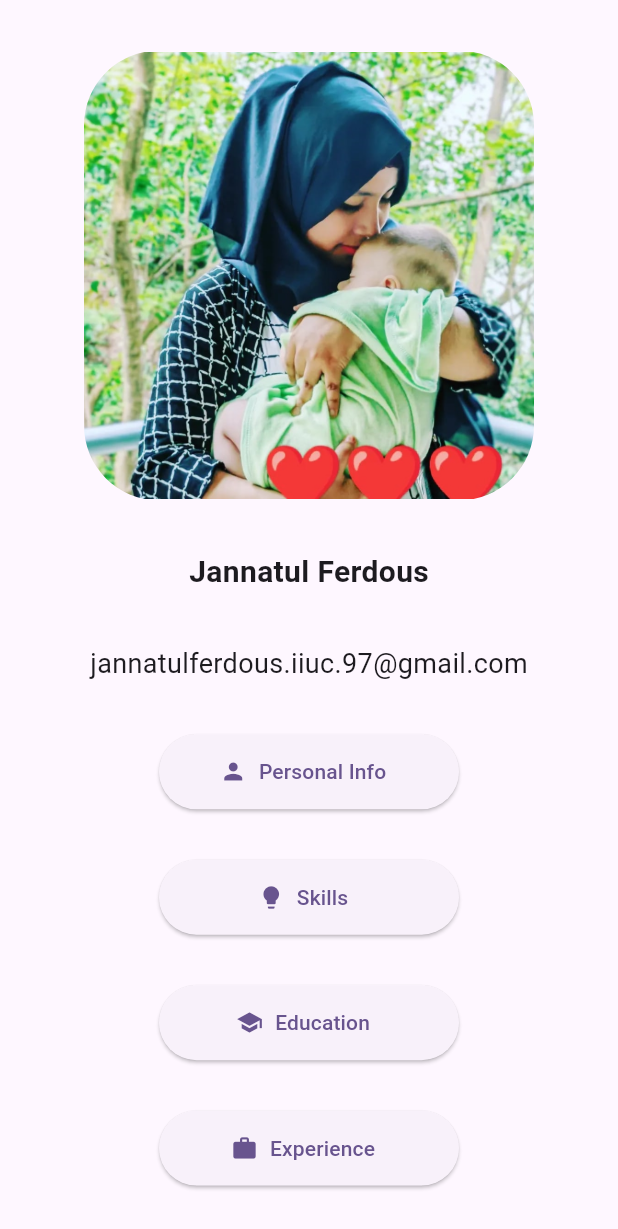
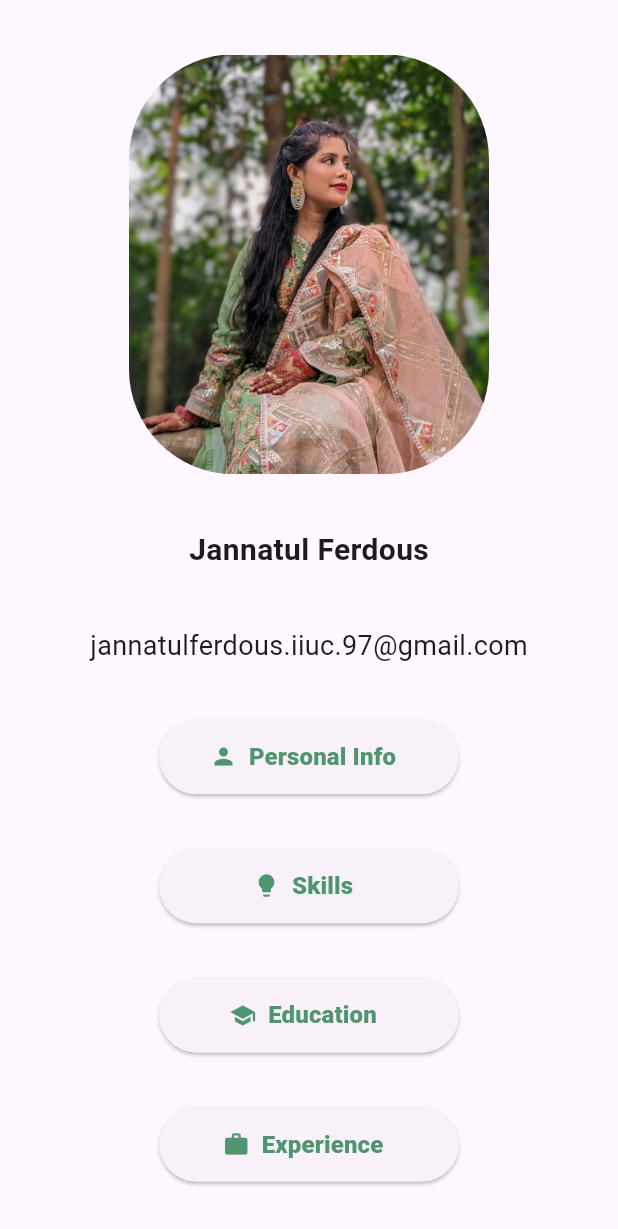
Before and after one commit to jannatulferdous2730/resume_flutter_example, a Flutter app: the screen it shows after launch, on a phone screen of 412 x 824 dp. Shown: the top 1229 px of the screen. Run offline on Flutter 3.47's test engine with Material 3 defaults, Android fonts, the phone set to English and light mode, and no system bars; our stand-ins replace google_fonts.

Commit message:
-screenshot added

```diff
--- a/lib/home_page.dart
+++ b/lib/home_page.dart
@@ -18,11 +18,11 @@ class HomePage extends StatelessWidget {
           children: [
 
             Container(
-              height: 300,
-              width: 300,
+              height: 280,
+              width: 240,
               child: ClipRRect(
-                borderRadius: BorderRadius.circular(50),
-                  child: Image.asset("assets/images/jannatul.jpg")),
+                borderRadius: BorderRadius.circular(70),
+                  child: Image.asset("assets/images/jannatul2.jpg")),
             ),
             Text("Jannatul Ferdous", style: TextStyle(
               fontWeight: FontWeight.bold,
@@ -36,8 +36,12 @@ class HomePage extends StatelessWidget {
 
               Navigator.push(context, MaterialPageRoute(builder: (context)=>PersonalInfo()));
             },
-              icon: Icon(Icons.person),
-              label: Text("Personal Info"),
+              icon: Icon(Icons.person, color: Color(0xFF4F956F),),
+              label: Text("Personal Info", style: TextStyle(
+                color: Color(0xFF4F956F),
+                fontWeight: FontWeight.w900,
+                fontSize: 16,
+              ),),
               style: ElevatedButton.styleFrom(
                 fixedSize: Size(200, 50), // Width: 200, Height: 50
               ),
@@ -46,8 +50,12 @@ class HomePage extends StatelessWidget {
             ElevatedButton.icon(onPressed: (){
               Navigator.push(context, MaterialPageRoute(builder: (context)=>Skills()));
             },
-              icon: Icon(Icons.lightbulb),
-              label: Text("Skills"),
+              icon: Icon(Icons.lightbulb, color: Color(0xFF4F956F),),
+              label: Text("Skills", style: TextStyle(
+                color: Color(0xFF4F956F),
+                fontWeight: FontWeight.w900,
+                fontSize: 16,
+              ),),
 
               style: ElevatedButton.styleFrom(
                 fixedSize: Size(200, 50), // Width: 200, Height: 50
@@ -57,8 +65,12 @@ class HomePage extends StatelessWidget {
             ElevatedButton.icon(onPressed: (){
               Navigator.push(context, MaterialPageRoute(builder: (context)=>Education()));
             },
-              icon: Icon(Icons.school),
-              label: Text("Education"),
+              icon: Icon(Icons.school, color: Color(0xFF4F956F),),
+              label: Text("Education", style: TextStyle(
+                color: Color(0xFF4F956F),
+                fontWeight: FontWeight.w900,
+                fontSize: 16,
+              ),),
               style: ElevatedButton.styleFrom(
                 fixedSize: Size(200, 50),
               ),
@@ -67,8 +79,12 @@ class HomePage extends StatelessWidget {
             ElevatedButton.icon(onPressed: (){
               Navigator.push(context, MaterialPageRoute(builder: (context)=>Experience()));
             },
-              icon: Icon(Icons.work),
-              label: Text("Experience"),
+              icon: Icon(Icons.work, color: Color(0xFF4F956F),),
+              label: Text("Experience", style: TextStyle(
+                color: Color(0xFF4F956F),
+                fontWeight: FontWeight.w900,
+                fontSize: 16,
+              ),),
 
               style: ElevatedButton.styleFrom(
                 fixedSize: Size(200, 50),
```
Also changed, not shown: assets/images/jannatul2.jpg (added), assets/images/screenshot1.png (added), 1 other file.
